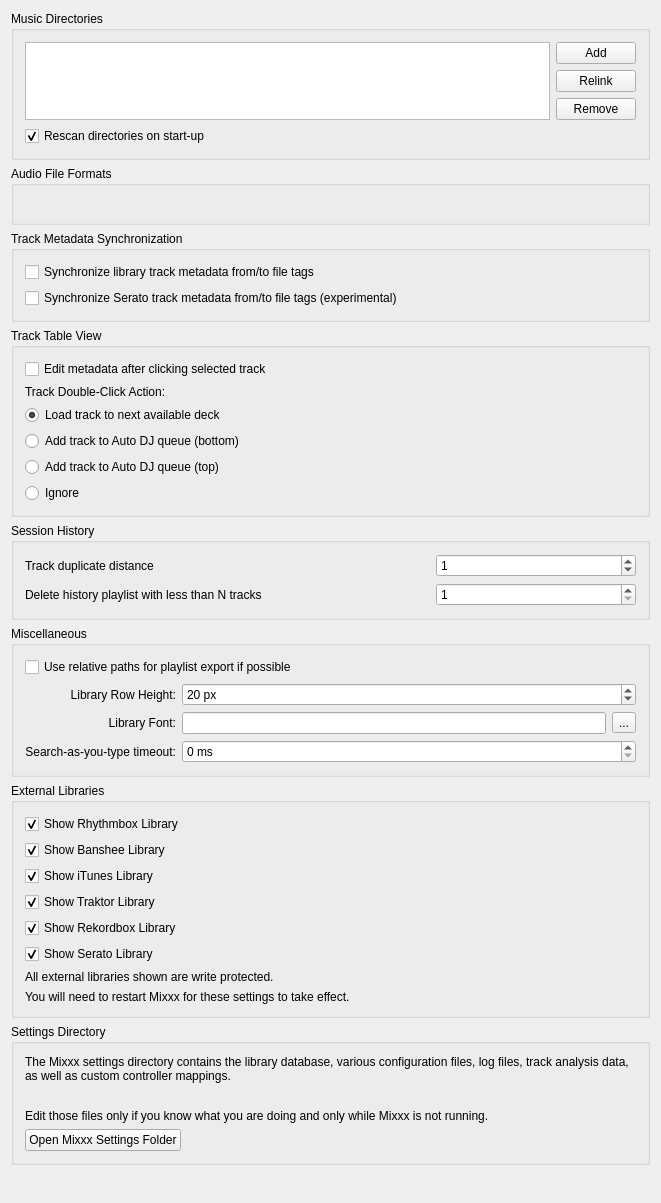
Qt form src/preferences/dialog/dlgpreflibrarydlg.ui (fatihemreyildiz/mixxx) before a commit.
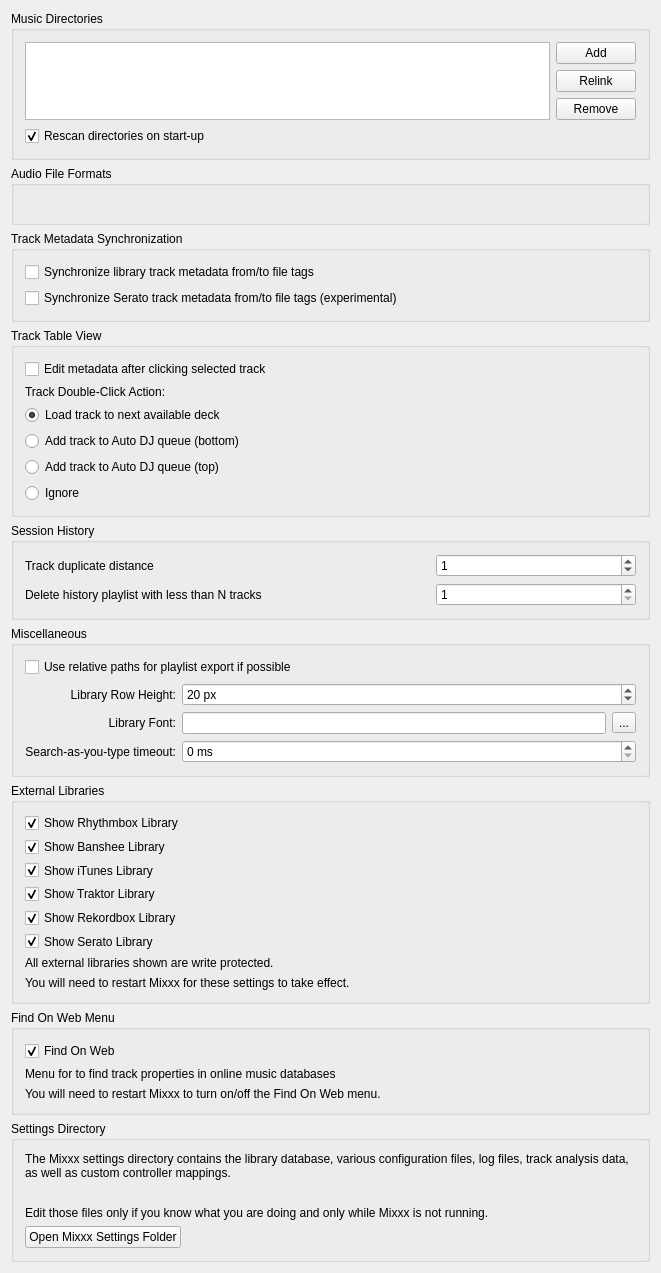
The same form after that commit.

Commit message: wtrackmenu: Preferences added for Find On Web

Patch:
```diff
--- a/src/preferences/dialog/dlgpreflibrarydlg.ui
+++ b/src/preferences/dialog/dlgpreflibrarydlg.ui
@@ -452,6 +452,40 @@
     </widget>
    </item>
 
+    <item>
+    <widget class="QGroupBox" name="groupBox_findonweb_services">
+     <property name="title">
+      <string>Find On Web Menu</string>
+     </property>
+     <layout class="QGridLayout" name="gridLayout_findonweb_services">
+    <item row="0" column="0">
+       <widget class="QCheckBox" name="checkBox_show_findonwebmenu">
+        <property name="text">
+         <string>Find On Web</string>
+        </property>
+        <property name="checked">
+         <bool>true</bool>
+        </property>
+       </widget>
+      </item>
+      <item row="3" column="0">
+       <widget class="QLabel" name="label_description_findonweb_1">
+        <property name="text">
+         <string>Menu for to find track properties in online music databases</string>
+        </property>
+       </widget>
+      </item>
+      <item row="4" column="0">
+       <widget class="QLabel" name="label_description_findonweb_2">
+        <property name="text">
+         <string>You will need to restart Mixxx to turn on/off the Find On Web menu.</string>
+        </property>
+       </widget>
+      </item>
+     </layout>
+    </widget>
+   </item>
+
    <item>
     <widget class="QGroupBox" name="groupBox_settingsDir">
      <property name="title">
```
Left out of the diff: 1 changed line with no effect on the pictures. The commit also changes 2 other files.
